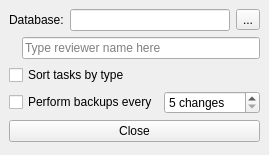
This is settings.ui in FrankMamuda/ketoevent as Qt 5 draws it before an edit. The edited form follows.
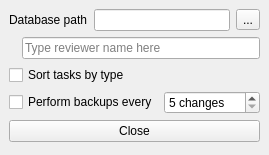
This is the edited form. Icons and pictures are not drawn.

Commit message: add event statistics in rankings dialog

```diff
--- a/settings.ui
+++ b/settings.ui
@@ -6,7 +6,7 @@
    <rect>
     <x>0</x>
     <y>0</y>
-    <width>248</width>
+    <width>254</width>
     <height>155</height>
    </rect>
   </property>
@@ -20,7 +20,7 @@
       <item>
        <widget class="QLabel" name="label">
         <property name="text">
-         <string>Database:</string>
+         <string>Database path</string>
         </property>
        </widget>
       </item>
```
The commit also changes 7 other files.
